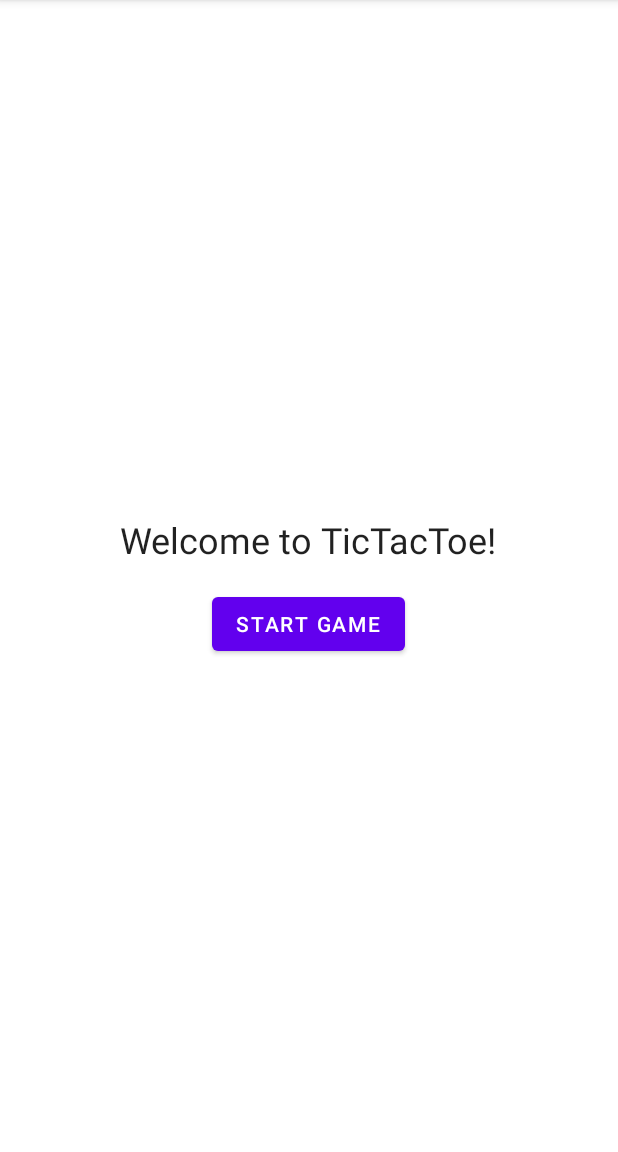
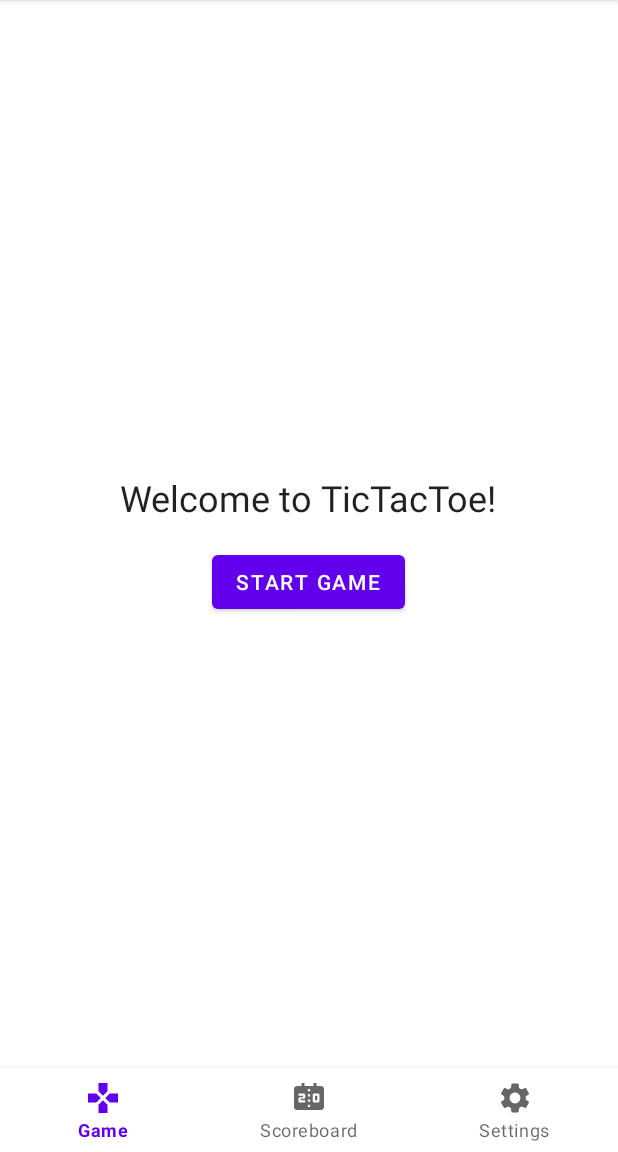
Before and after one commit to DevExperto/testing-expert, an Android app: the screen it shows after launch (MainActivity), on a phone screen of 412 x 824 dp, the part 84-1236 px from its top. Run offline under Robolectric (Android 15) with nearby library versions, the phone set to English and light mode, and no system bars; our stand-ins replace Dagger/Hilt's generated code, Room's generated code.

Commit message:
Build bottom navigation

```diff
--- a/app/build.gradle
+++ b/app/build.gradle
@@ -45,7 +45,7 @@ dependencies {
     implementation 'com.google.android.material:material:1.7.0'
     implementation 'androidx.constraintlayout:constraintlayout:2.1.4'
     implementation 'androidx.recyclerview:recyclerview:1.2.1'
-    implementation "androidx.navigation:navigation-fragment-ktx:2.5.3"
+    implementation 'androidx.fragment:fragment-ktx:1.5.5'
     implementation 'androidx.room:room-ktx:2.4.3'
     kapt 'androidx.room:room-compiler:2.4.3'
     implementation 'com.google.dagger:hilt-android:2.44.2'
--- a/app/src/main/java/com/devexperto/testingexpert/ui/MainActivity.kt
+++ b/app/src/main/java/com/devexperto/testingexpert/ui/MainActivity.kt
@@ -1,12 +1,41 @@
 package com.devexperto.testingexpert.ui
 
+import android.os.Bundle
 import androidx.appcompat.app.AppCompatActivity
-import android.os.Bundle
+import androidx.fragment.app.commit
 import com.devexperto.testingexpert.R
+import com.devexperto.testingexpert.databinding.ActivityMainBinding
+import com.devexperto.testingexpert.ui.board.BoardFragment
+import com.devexperto.testingexpert.ui.scoreboard.ScoreboardFragment
+import dagger.hilt.android.AndroidEntryPoint
 
+@AndroidEntryPoint
 class MainActivity : AppCompatActivity() {
     override fun onCreate(savedInstanceState: Bundle?) {
         super.onCreate(savedInstanceState)
-        setContentView(R.layout.activity_main)
+
+        ActivityMainBinding.inflate(layoutInflater).apply {
+            setContentView(root)
+
+            bottomNavigation.setOnItemSelectedListener { item ->
+                when (item.itemId) {
+                    R.id.navigation_board -> {
+                        supportFragmentManager.commit {
+                            replace(R.id.app_container, BoardFragment())
+                        }
+                        true
+                    }
+                    R.id.navigation_scoreboard -> {
+                        supportFragmentManager.commit {
+                            replace(R.id.app_container, ScoreboardFragment())
+                        }
+                        true
+                    }
+                    else -> false
+                }
+            }
+
+            bottomNavigation.selectedItemId = R.id.navigation_board
+        }
     }
 }
--- /dev/null
+++ b/app/src/main/res/drawable/ic_game.xml
@@ -0,0 +1,5 @@
+<vector android:height="24dp" android:tint="#FFFFFF"
+    android:viewportHeight="24" android:viewportWidth="24"
+    android:width="24dp" xmlns:android="http://schemas.android.com/apk/res/android">
+    <path android:fillColor="@android:color/white" android:pathData="M15,7.5V2H9v5.5l3,3 3,-3zM7.5,9H2v6h5.5l3,-3 -3,-3zM9,16.5V22h6v-5.5l-3,-3 -3,3zM16.5,9l-3,3 3,3H22V9h-5.5z"/>
+</vector>
--- /dev/null
+++ b/app/src/main/res/drawable/ic_scoreboard.xml
@@ -0,0 +1,5 @@
+<vector android:height="24dp" android:tint="#FFFFFF"
+    android:viewportHeight="24" android:viewportWidth="24"
+    android:width="24dp" xmlns:android="http://schemas.android.com/apk/res/android">
+    <path android:fillColor="@android:color/white" android:pathData="M17.5,13.5H16v-3h1.5V13.5zM20,4h-3V2h-2v2H9V2H7v2H4C2.9,4 2,4.9 2,6v12c0,1.1 0.9,2 2,2h16c1.1,0 2,-0.9 2,-2V6C22,4.9 21.1,4 20,4zM9.5,11.5c0,0.55 -0.45,1 -1,1h-2v1h3V15H5v-2.5c0,-0.55 0.45,-1 1,-1h2v-1H5V9h3.5c0.55,0 1,0.45 1,1V11.5zM12.75,18h-1.5v-1.5h1.5V18zM12.75,14.5h-1.5V13h1.5V14.5zM12.75,11h-1.5V9.5h1.5V11zM12.75,7.5h-1.5V6h1.5V7.5zM19,14c0,0.55 -0.45,1 -1,1h-2.5c-0.55,0 -1,-0.45 -1,-1v-4c0,-0.55 0.45,-1 1,-1H18c0.55,0 1,0.45 1,1V14z"/>
+</vector>
--- /dev/null
+++ b/app/src/main/res/drawable/ic_settings.xml
@@ -0,0 +1,7 @@
+<vector xmlns:tools="http://schemas.android.com/tools"
+    android:height="24dp" android:tint="#FFFFFF"
+    android:viewportHeight="24" android:viewportWidth="24"
+    android:width="24dp" xmlns:android="http://schemas.android.com/apk/res/android">
+    <path android:fillColor="@android:color/white" android:pathData="M19.14,12.94c0.04,-0.3 0.06,-0.61 0.06,-0.94c0,-0.32 -0.02,-0.64 -0.07,-0.94l2.03,-1.58c0.18,-0.14 0.23,-0.41 0.12,-0.61l-1.92,-3.32c-0.12,-0.22 -0.37,-0.29 -0.59,-0.22l-2.39,0.96c-0.5,-0.38 -1.03,-0.7 -1.62,-0.94L14.4,2.81c-0.04,-0.24 -0.24,-0.41 -0.48,-0.41h-3.84c-0.24,0 -0.43,0.17 -0.47,0.41L9.25,5.35C8.66,5.59 8.12,5.92 7.63,6.29L5.24,5.33c-0.22,-0.08 -0.47,0 -0.59,0.22L2.74,8.87C2.62,9.08 2.66,9.34 2.86,9.48l2.03,1.58C4.84,11.36 4.8,11.69 4.8,12s0.02,0.64 0.07,0.94l-2.03,1.58c-0.18,0.14 -0.23,0.41 -0.12,0.61l1.92,3.32c0.12,0.22 0.37,0.29 0.59,0.22l2.39,-0.96c0.5,0.38 1.03,0.7 1.62,0.94l0.36,2.54c0.05,0.24 0.24,0.41 0.48,0.41h3.84c0.24,0 0.44,-0.17 0.47,-0.41l0.36,-2.54c0.59,-0.24 1.13,-0.56 1.62,-0.94l2.39,0.96c0.22,0.08 0.47,0 0.59,-0.22l1.92,-3.32c0.12,-0.22 0.07,-0.47 -0.12,-0.61L19.14,12.94zM12,15.6c-1.98,0 -3.6,-1.62 -3.6,-3.6s1.62,-3.6 3.6,-3.6s3.6,1.62 3.6,3.6S13.98,15.6 12,15.6z"
+        tools:ignore="VectorPath" />
+</vector>
--- a/app/src/main/res/layout/activity_main.xml
+++ b/app/src/main/res/layout/activity_main.xml
@@ -1,9 +1,21 @@
 <?xml version="1.0" encoding="utf-8"?>
-<androidx.fragment.app.FragmentContainerView xmlns:android="http://schemas.android.com/apk/res/android"
+
+<LinearLayout xmlns:android="http://schemas.android.com/apk/res/android"
     xmlns:app="http://schemas.android.com/apk/res-auto"
-    android:id="@+id/nav_host_fragment"
-    android:name="androidx.navigation.fragment.NavHostFragment"
     android:layout_width="match_parent"
     android:layout_height="match_parent"
-    app:defaultNavHost="true"
-    app:navGraph="@navigation/nav_graph" />
+    android:orientation="vertical">
+
+    <androidx.fragment.app.FragmentContainerView
+        android:id="@+id/app_container"
+        android:layout_width="match_parent"
+        android:layout_height="0dp"
+        android:layout_weight="1" />
+
+    <com.google.android.material.bottomnavigation.BottomNavigationView
+        android:id="@+id/bottom_navigation"
+        android:layout_width="match_parent"
+        android:layout_height="wrap_content"
+        app:menu="@menu/bottom_navigation_menu" />
+
+</LinearLayout>
--- /dev/null
+++ b/app/src/main/res/menu/bottom_navigation_menu.xml
@@ -0,0 +1,21 @@
+<?xml version="1.0" encoding="utf-8"?>
+<menu xmlns:android="http://schemas.android.com/apk/res/android">
+    <item
+        android:id="@+id/navigation_board"
+        android:enabled="true"
+        android:icon="@drawable/ic_game"
+        android:title="@string/game" />
+
+    <item
+        android:id="@+id/navigation_scoreboard"
+        android:enabled="true"
+        android:icon="@drawable/ic_scoreboard"
+        android:title="@string/scoreboard" />
+
+    <item
+        android:id="@+id/navigation_settings"
+        android:enabled="true"
+        android:icon="@drawable/ic_settings"
+        android:title="@string/settings" />
+
+</menu>
--- a/app/src/main/res/navigation/nav_graph.xml
+++ /dev/null
@@ -1,13 +0,0 @@
-<?xml version="1.0" encoding="utf-8"?>
-<navigation xmlns:android="http://schemas.android.com/apk/res/android"
-    xmlns:app="http://schemas.android.com/apk/res-auto"
-    xmlns:tools="http://schemas.android.com/tools"
-    android:id="@+id/nav_graph"
-    app:startDestination="@id/boardFragment">
-
-    <fragment
-        android:id="@+id/boardFragment"
-        android:name="com.devexperto.testingexpert.ui.board.BoardFragment"
-        android:label="fragment_board"
-        tools:layout="@layout/fragment_board" />
-</navigation>
--- a/app/src/main/res/values/strings.xml
+++ b/app/src/main/res/values/strings.xml
@@ -4,4 +4,8 @@
     <string name="play_again">Play Again</string>
     <string name="welcome">Welcome to TicTacToe!</string>
     <string name="winner">Congrats! The winner is %s</string>
+    <string name="game">Game</string>
+    <string name="scoreboard">Scoreboard</string>
+    <string name="settings">Settings</string>
+    <string name="moves">Moves: %d</string>
 </resources>
```
